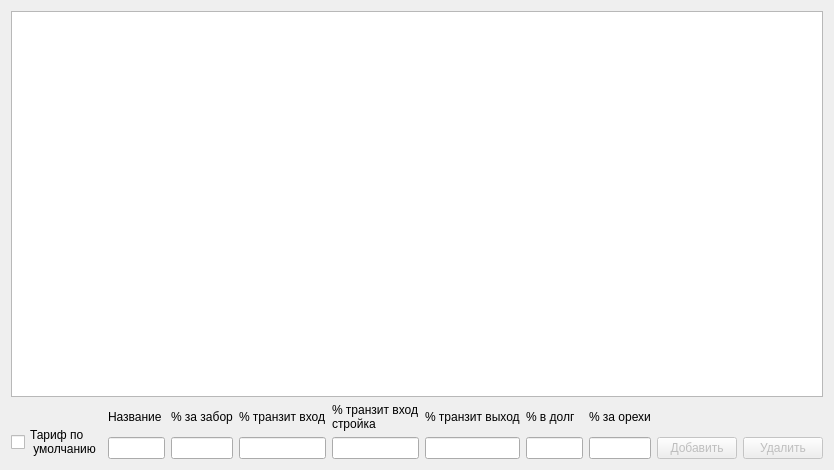
Qt form class_ref_tarif.ui (berserk24/finance) before a commit.
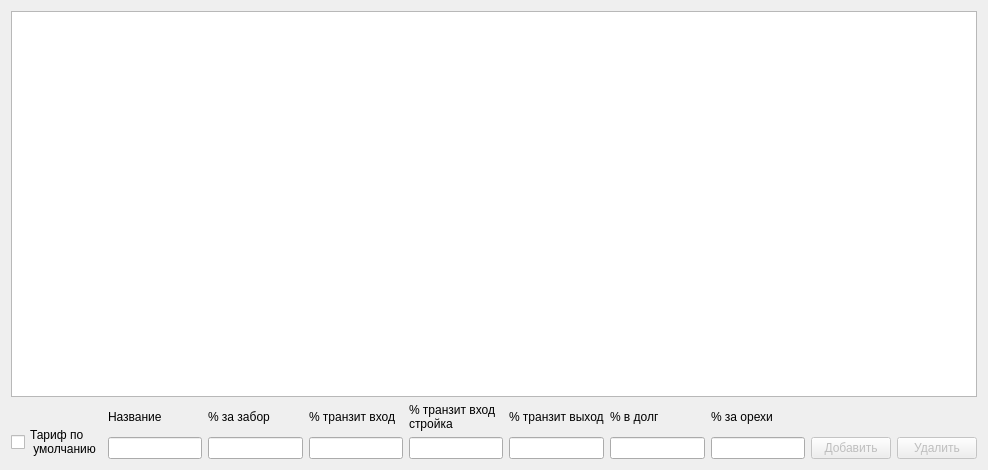
The same form after that commit.

Diff of the .ui file:
```diff
--- a/class_ref_tarif.ui
+++ b/class_ref_tarif.ui
@@ -6,7 +6,7 @@
    <rect>
     <x>0</x>
     <y>0</y>
-    <width>834</width>
+    <width>988</width>
     <height>470</height>
    </rect>
   </property>
@@ -183,6 +183,9 @@
      <property name="selectionMode">
       <enum>QAbstractItemView::ExtendedSelection</enum>
      </property>
+     <property name="sortingEnabled">
+      <bool>true</bool>
+     </property>
     </widget>
    </item>
   </layout>
```
